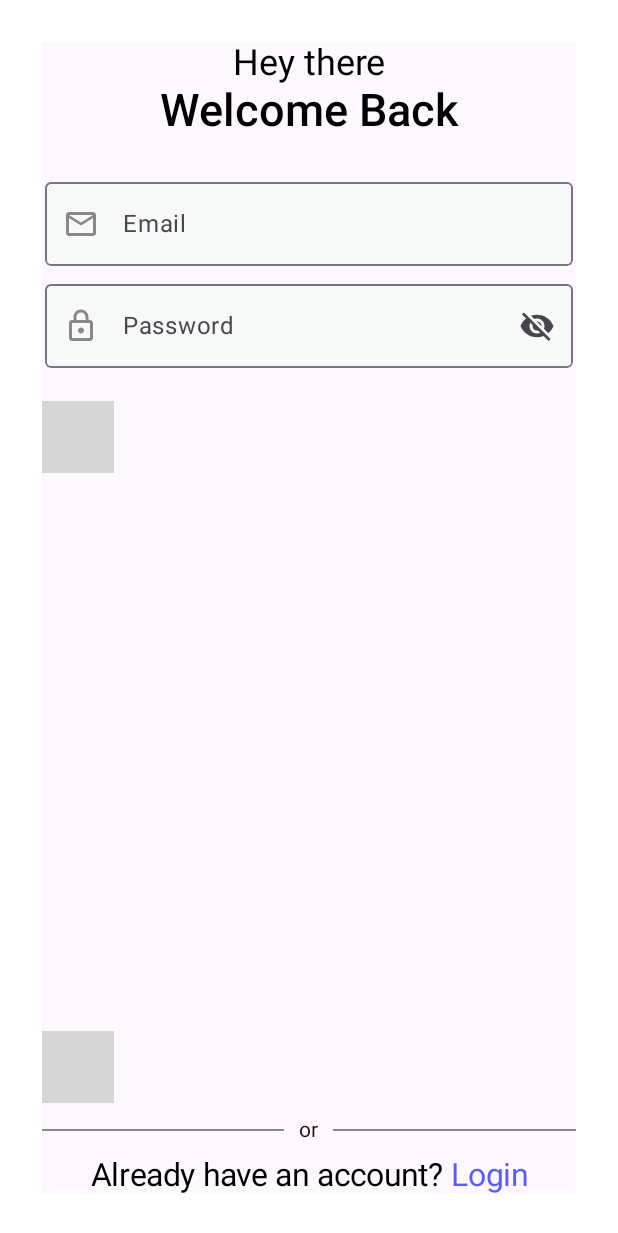
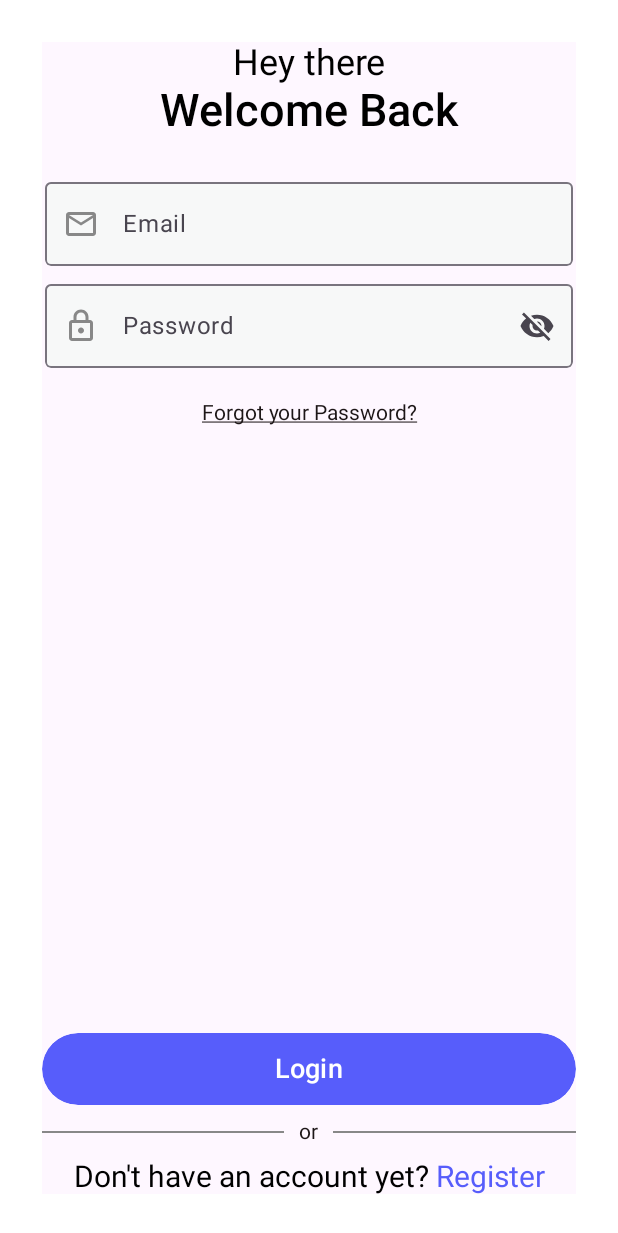
Before and after one commit to harijoshi07/FirebaseHub, an Android app built with Jetpack Compose: the @Preview function PreviewLoginScreen, on a phone screen of 412 x 824 dp. Shown: the top 1233 px of the screen. Run offline under Robolectric (Android 15) with nearby library versions, the phone set to English and light mode, and no system bars; grey boxes are pictures that could not be loaded.

```diff
--- a/app/src/main/java/com/example/firebasehub/components/app_components.kt
+++ b/app/src/main/java/com/example/firebasehub/components/app_components.kt
@@ -49,6 +49,7 @@ import androidx.compose.ui.text.input.KeyboardType
 import androidx.compose.ui.text.input.PasswordVisualTransformation
 import androidx.compose.ui.text.input.VisualTransformation
 import androidx.compose.ui.text.style.TextAlign
+import androidx.compose.ui.text.style.TextDecoration
 import androidx.compose.ui.text.withStyle
 import androidx.compose.ui.tooling.preview.Preview
 import androidx.compose.ui.unit.TextUnit
@@ -71,7 +72,6 @@ fun NormalTextComponent(
         text = value,
         modifier = Modifier
             .fillMaxWidth(),
-        //.heightIn(min = 80.dp),
         style = TextStyle(
             fontSize = fontSize,
             fontWeight = fontWeight,
@@ -79,6 +79,23 @@ fun NormalTextComponent(
         ),
         color = fontColor,
         textAlign = TextAlign.Center
+    )
+}
+
+@Composable
+fun UnderlinedTextComponent(value: String) {
+    Text(
+        text = value,
+        modifier = Modifier
+            .fillMaxWidth(),
+        style = TextStyle(
+            fontSize = 14.sp,
+            fontWeight = FontWeight.W400,
+            fontStyle = FontStyle.Normal
+        ),
+        color = TextColor,
+        textAlign = TextAlign.Center,
+        textDecoration = TextDecoration.Underline
     )
 }
 
@@ -278,9 +295,9 @@ fun DividerComponent() {
 }
 
 @Composable
-fun ClickableTextComponent(onTextSelected: (String) -> Unit) {
-    val initialText = "Already have an account? "
-    val loginText = "Login"
+fun ClickableTextComponent(tryingToLogin: Boolean = true, onTextSelected: (String) -> Unit) {
+    val initialText = if (tryingToLogin) "Already have an account? " else "Don't have an account yet?"
+    val loginText = if (tryingToLogin) " Login" else " Register"
     val annotatedString = buildAnnotatedString {
         append(initialText)
         withStyle(style = SpanStyle(color = Primary)) {
@@ -304,7 +321,7 @@ fun ClickableTextComponent(onTextSelected: (String) -> Unit) {
         modifier = Modifier
             .fillMaxWidth(),
         style = TextStyle(
-            fontSize = 21.sp,
+            fontSize = 20.sp,
             fontWeight = FontWeight.W400,
             fontStyle = FontStyle.Normal,
             textAlign = TextAlign.Center
--- /dev/null
+++ b/app/src/main/java/com/example/firebasehub/navigation/Screen.kt
@@ -0,0 +1,6 @@
+package com.example.firebasehub.navigation
+
+sealed class Screen(val route:String) {
+    object LoginScreen: Screen("login_screen")
+    object SignupScreen: Screen("signup_screen")
+}
--- a/app/src/main/res/values/strings.xml
+++ b/app/src/main/res/values/strings.xml
@@ -11,4 +11,5 @@
     <string name="show_password">Show password</string>
     <string name="termsNconditions">By continuing you accept our Privacy Policy and Terms of Use</string>
     <string name="register">Register</string>
+    <string name="login">Login</string>
 </resources>
```
Also changed, not shown: app/build.gradle.kts (+6 -3 lines), app/src/main/java/com/example/firebasehub/navigation/AppNavigation.kt (added, +25 -0 lines), app/src/main/java/com/example/firebasehub/screens/signup_screen.kt (+7 -4 lines).
